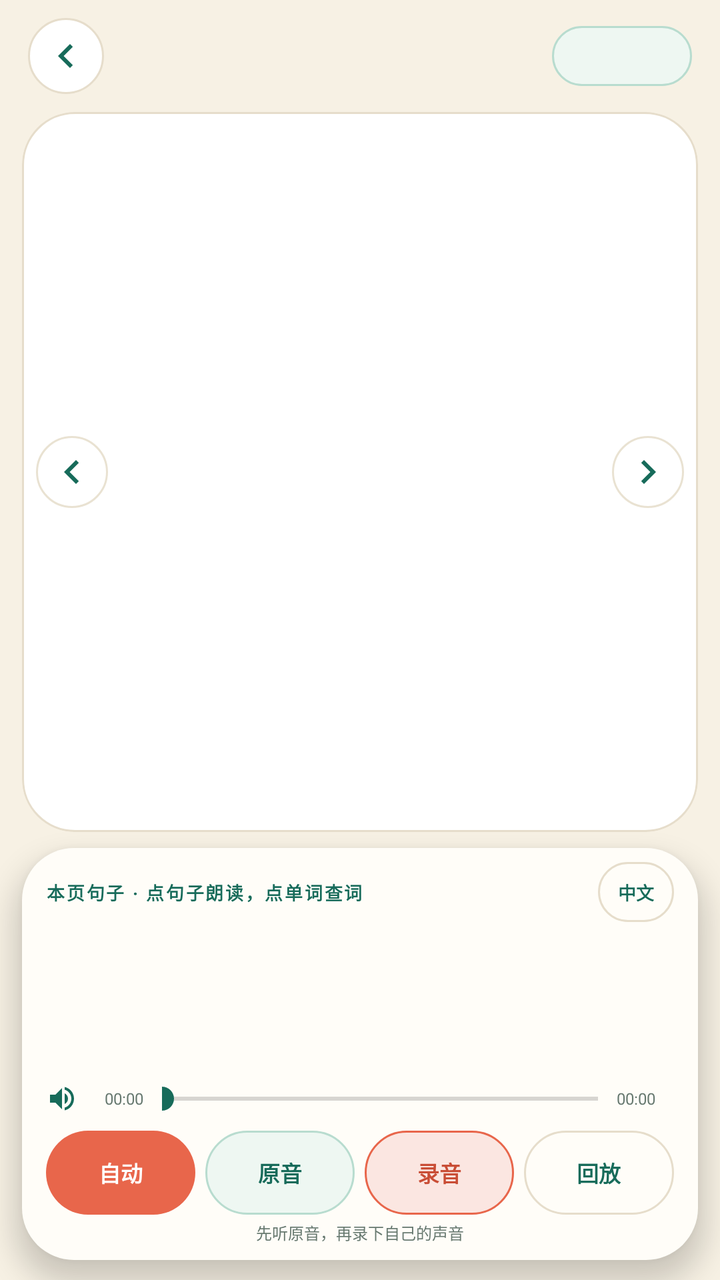
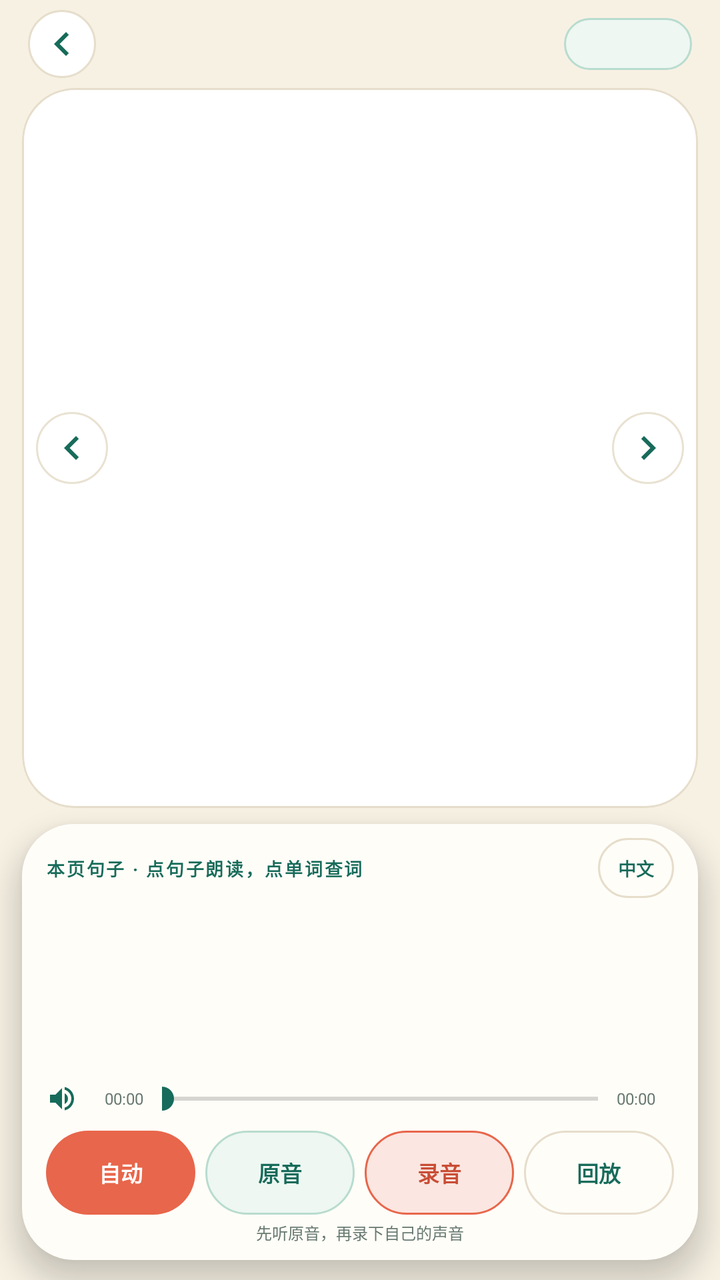

An Android layout rendered at two revisions. The XML below is the earlier revision; the diff shows what the commit changed to produce the second picture.
<!-- AndroidManifest.xml: activity theme ReaderTheme -->
<!-- res/layout/activity_oxford_reader.xml -->
<?xml version="1.0" encoding="utf-8"?>
<LinearLayout xmlns:android="http://schemas.android.com/apk/res/android"
    android:layout_width="match_parent"
    android:layout_height="match_parent"
    android:background="@color/cream"
    android:orientation="vertical">

    <LinearLayout
        android:layout_width="match_parent"
        android:layout_height="56dp"
        android:gravity="center_vertical"
        android:orientation="horizontal"
        android:paddingStart="14dp"
        android:paddingEnd="14dp">

        <ImageButton
            android:id="@+id/btnBack"
            android:layout_width="38dp"
            android:layout_height="38dp"
            android:background="@drawable/bg_round_icon_light"
            android:contentDescription="@string/back"
            android:padding="9dp"
            android:src="@drawable/ic_arrow_left"
            android:tint="@color/green_700" />

        <LinearLayout
            android:layout_width="0dp"
            android:layout_height="wrap_content"
            android:layout_marginStart="10dp"
            android:layout_weight="1"
            android:orientation="vertical">

            <TextView
                android:id="@+id/bookTitle"
                android:layout_width="match_parent"
                android:layout_height="wrap_content"
                android:ellipsize="end"
                android:maxLines="1"
                android:textColor="@color/ink"
                android:textSize="15sp"
                android:textStyle="bold" />

            <TextView
                android:id="@+id/bookMeta"
                android:layout_width="match_parent"
                android:layout_height="wrap_content"
                android:layout_marginTop="1dp"
                android:textColor="@color/muted"
                android:textSize="9sp" />
        </LinearLayout>

        <TextView
            android:id="@+id/pageCounter"
            android:layout_width="wrap_content"
            android:layout_height="30dp"
            android:background="@drawable/bg_counter"
            android:clickable="true"
            android:focusable="true"
            android:gravity="center"
            android:minWidth="70dp"
            android:paddingStart="10dp"
            android:paddingEnd="10dp"
            android:textColor="@color/green_700"
            android:textSize="10sp"
            android:textStyle="bold" />
    </LinearLayout>

    <FrameLayout
        android:id="@+id/imageCard"
        android:layout_width="match_parent"
        android:layout_height="360dp"
        android:layout_marginStart="11dp"
        android:layout_marginEnd="11dp"
        android:background="@drawable/bg_image_card"
        android:clipToOutline="true">

        <ImageView
            android:id="@+id/bookPage"
            android:layout_width="match_parent"
            android:layout_height="match_parent"
            android:contentDescription="@string/image_desc"
            android:padding="3dp"
            android:scaleType="fitCenter" />

        <ProgressBar
            android:id="@+id/pageLoading"
            android:layout_width="32dp"
            android:layout_height="32dp"
            android:layout_gravity="center"
            android:indeterminateTint="@color/green_600"
            android:visibility="gone" />

        <ImageButton
            android:id="@+id/btnPrev"
            android:layout_width="36dp"
            android:layout_height="36dp"
            android:layout_gravity="start|center_vertical"
            android:layout_marginStart="7dp"
            android:background="@drawable/bg_nav_circle"
            android:contentDescription="@string/prev_page"
            android:padding="7dp"
            android:src="@drawable/ic_arrow_left"
            android:tint="@color/green_700" />

        <ImageButton
            android:id="@+id/btnNext"
            android:layout_width="36dp"
            android:layout_height="36dp"
            android:layout_gravity="end|center_vertical"
            android:layout_marginEnd="7dp"
            android:background="@drawable/bg_nav_circle"
            android:contentDescription="@string/next_page"
            android:padding="7dp"
            android:src="@drawable/ic_arrow_right"
            android:tint="@color/green_700" />

        <TextView
            android:id="@+id/swipeHint"
            android:layout_width="wrap_content"
            android:layout_height="wrap_content"
            android:layout_gravity="bottom|center_horizontal"
            android:layout_marginBottom="7dp"
            android:background="@drawable/bg_chip_light"
            android:paddingStart="9dp"
            android:paddingTop="3dp"
            android:paddingEnd="9dp"
            android:paddingBottom="3dp"
            android:text="@string/swipe_hint"
            android:textColor="@color/white"
            android:textSize="8sp" />
    </FrameLayout>

    <LinearLayout
        android:id="@+id/bottomSheet"
        android:layout_width="match_parent"
        android:layout_height="0dp"
        android:layout_marginStart="11dp"
        android:layout_marginTop="8dp"
        android:layout_marginEnd="11dp"
        android:layout_marginBottom="10dp"
        android:layout_weight="1"
        android:background="@drawable/bg_sheet"
        android:elevation="8dp"
        android:orientation="vertical"
        android:paddingStart="12dp"
        android:paddingTop="7dp"
        android:paddingEnd="12dp"
        android:paddingBottom="8dp">

        <LinearLayout
            android:layout_width="match_parent"
            android:layout_height="wrap_content"
            android:gravity="center_vertical"
            android:orientation="horizontal">

            <TextView
                android:id="@+id/textPanelTitle"
                android:layout_width="0dp"
                android:layout_height="wrap_content"
                android:layout_weight="1"
                android:letterSpacing="0.1"
                android:text="@string/page_sentences"
                android:textColor="@color/green_700"
                android:textSize="9sp"
                android:textStyle="bold" />

            <TextView
                android:id="@+id/btnChinese"
                android:layout_width="wrap_content"
                android:layout_height="30dp"
                android:background="@drawable/bg_tertiary_button"
                android:clickable="true"
                android:focusable="true"
                android:gravity="center"
                android:paddingStart="10dp"
                android:paddingEnd="10dp"
                android:text="@string/show_chinese"
                android:textColor="@color/green_700"
                android:textSize="9sp"
                android:textStyle="bold" />
        </LinearLayout>

        <ScrollView
            android:id="@+id/sentenceScroll"
            android:layout_width="match_parent"
            android:layout_height="0dp"
            android:layout_marginTop="3dp"
            android:layout_weight="1"
            android:clipToPadding="false"
            android:overScrollMode="never"
            android:scrollbarStyle="outsideOverlay">

            <LinearLayout
                android:id="@+id/sentenceContainer"
                android:layout_width="match_parent"
                android:layout_height="wrap_content"
                android:orientation="vertical"
                android:paddingBottom="2dp" />
        </ScrollView>

        <LinearLayout
            android:id="@+id/audioRow"
            android:layout_width="match_parent"
            android:layout_height="28dp"
            android:gravity="center_vertical"
            android:orientation="horizontal">

            <ImageView
                android:layout_width="16dp"
                android:layout_height="16dp"
                android:contentDescription="@string/book_audio"
                android:src="@drawable/ic_speaker"
                android:tint="@color/green_700" />

            <TextView
                android:id="@+id/audioTime"
                android:layout_width="38dp"
                android:layout_height="wrap_content"
                android:layout_marginStart="4dp"
                android:gravity="center"
                android:text="00:00"
                android:textColor="@color/muted"
                android:textSize="8sp" />

            <SeekBar
                android:id="@+id/audioSeek"
                android:layout_width="0dp"
                android:layout_height="28dp"
                android:layout_weight="1"
                android:maxHeight="2dp"
                android:minHeight="2dp"
                android:paddingStart="0dp"
                android:paddingEnd="0dp"
                android:progressTint="@color/green_600"
                android:thumbTint="@color/green_700" />

            <TextView
                android:id="@+id/audioDuration"
                android:layout_width="38dp"
                android:layout_height="wrap_content"
                android:gravity="center"
                android:text="00:00"
                android:textColor="@color/muted"
                android:textSize="8sp" />
        </LinearLayout>

        <LinearLayout
            android:layout_width="match_parent"
            android:layout_height="42dp"
            android:layout_marginTop="2dp"
            android:baselineAligned="false"
            android:orientation="horizontal">

            <TextView
                android:id="@+id/btnAuto"
                android:layout_width="0dp"
                android:layout_height="match_parent"
                android:layout_weight="1"
                android:background="@drawable/bg_primary_button"
                android:clickable="true"
                android:focusable="true"
                android:gravity="center"
                android:maxLines="1"
                android:text="@string/auto_play"
                android:textColor="@color/white"
                android:textSize="11sp"
                android:textStyle="bold" />

            <TextView
                android:id="@+id/btnPlay"
                android:layout_width="0dp"
                android:layout_height="match_parent"
                android:layout_marginStart="5dp"
                android:layout_weight="1"
                android:background="@drawable/bg_secondary_button"
                android:clickable="true"
                android:focusable="true"
                android:gravity="center"
                android:maxLines="1"
                android:text="@string/original_audio"
                android:textColor="@color/green_700"
                android:textSize="11sp"
                android:textStyle="bold" />

            <TextView
                android:id="@+id/btnRecord"
                android:layout_width="0dp"
                android:layout_height="match_parent"
                android:layout_marginStart="5dp"
                android:layout_weight="1"
                android:background="@drawable/bg_record_pill"
                android:clickable="true"
                android:focusable="true"
                android:gravity="center"
                android:maxLines="1"
                android:text="@string/record"
                android:textColor="@color/coral_dark"
                android:textSize="11sp"
                android:textStyle="bold" />

            <TextView
                android:id="@+id/btnReplay"
                android:layout_width="0dp"
                android:layout_height="match_parent"
                android:layout_marginStart="5dp"
                android:layout_weight="1"
                android:background="@drawable/bg_tertiary_button"
                android:clickable="true"
                android:focusable="true"
                android:gravity="center"
                android:maxLines="1"
                android:text="@string/playback_record"
                android:textColor="@color/green_700"
                android:textSize="11sp"
                android:textStyle="bold" />
        </LinearLayout>

        <TextView
            android:id="@+id/recordHint"
            android:layout_width="match_parent"
            android:layout_height="wrap_content"
            android:layout_marginTop="3dp"
            android:gravity="center"
            android:text="@string/record_hint"
            android:textColor="@color/muted"
            android:textSize="8sp" />
    </LinearLayout>
</LinearLayout>
<!-- resources referenced by this layout -->
<resources>
  <color name="coral_dark">#C94D35</color>
  <color name="cream">#F7F1E4</color>
  <color name="green_600">#207C68</color>
  <color name="green_700">#176B5A</color>
  <color name="ink">#182722</color>
  <color name="muted">#66786F</color>
  <color name="white">#FFFFFF</color>
  <!-- drawable bg_chip_light (drawable) -->
  <?xml version="1.0" encoding="utf-8"?>
  <shape xmlns:android="http://schemas.android.com/apk/res/android"
      android:shape="rectangle">
      <corners android:radius="40dp" />
      <solid android:color="#2EFFFFFF" />
      <stroke android:width="1dp" android:color="#66FFFFFF" />
  </shape>
  <!-- drawable bg_counter (drawable) -->
  <?xml version="1.0" encoding="utf-8"?>
  <shape xmlns:android="http://schemas.android.com/apk/res/android"
      android:shape="rectangle">
      <corners android:radius="30dp" />
      <solid android:color="@color/green_50" />
      <stroke android:width="1dp" android:color="@color/green_200" />
  </shape>
  <!-- drawable bg_image_card (drawable) -->
  <?xml version="1.0" encoding="utf-8"?>
  <shape xmlns:android="http://schemas.android.com/apk/res/android"
      android:shape="rectangle">
      <corners android:radius="26dp" />
      <solid android:color="@color/white" />
      <stroke android:width="1dp" android:color="@color/line" />
  </shape>
  <!-- drawable bg_nav_circle (drawable) -->
  <?xml version="1.0" encoding="utf-8"?>
  <ripple xmlns:android="http://schemas.android.com/apk/res/android"
      android:color="#33176B5A">
      <item>
          <shape android:shape="oval">
              <solid android:color="#F2FFFFFF" />
              <stroke android:width="1dp" android:color="#D9E6DDCB" />
          </shape>
      </item>
  </ripple>
  <!-- drawable bg_primary_button (drawable) -->
  <?xml version="1.0" encoding="utf-8"?>
  <ripple xmlns:android="http://schemas.android.com/apk/res/android"
      android:color="#33FFFFFF">
      <item>
          <shape android:shape="rectangle">
              <corners android:radius="28dp" />
              <solid android:color="@color/coral" />
          </shape>
      </item>
  </ripple>
  <!-- drawable bg_round_icon_light (drawable) -->
  <?xml version="1.0" encoding="utf-8"?>
  <ripple xmlns:android="http://schemas.android.com/apk/res/android"
      android:color="#22176B5A">
      <item>
          <shape android:shape="oval">
              <solid android:color="@color/white" />
              <stroke android:width="1dp" android:color="@color/line" />
          </shape>
      </item>
  </ripple>
  <!-- drawable bg_sheet (drawable) -->
  <?xml version="1.0" encoding="utf-8"?>
  <shape xmlns:android="http://schemas.android.com/apk/res/android"
      android:shape="rectangle">
      <corners android:radius="26dp" />
      <solid android:color="@color/paper" />
  </shape>
  <string name="auto_play">自动</string>
  <string name="back">返回</string>
  <string name="book_audio">美音朗读</string>
  <string name="image_desc">故事插图</string>
  <string name="next_page">下一页</string>
  <string name="original_audio">原音</string>
  <string name="page_sentences">本页句子 · 点句子朗读，点单词查词</string>
  <string name="playback_record">回放</string>
  <string name="prev_page">上一页</string>
  <string name="record">录音</string>
  <string name="record_hint">先听原音，再录下自己的声音</string>
  <string name="show_chinese">中文</string>
  <string name="swipe_hint">左右滑动翻页</string>
  <style name="ReaderTheme" parent="AppTheme">
          <item name="android:windowBackground">@color/cream</item>
          <item name="android:statusBarColor">@color/cream</item>
          <item name="android:navigationBarColor">@color/cream</item>
      </style>
  <color name="green_50">#EEF7F2</color>
  <color name="green_200">#B8DCCF</color>
  <color name="line">#E6DDCB</color>
  <color name="coral">#E8664B</color>
  <color name="soft_red">#FBE6E1</color>
  <color name="paper">#FFFDF8</color>
  <!-- unchanged entries left out for length: 7 -->
</resources>

<!-- the commit's change to res/layout/activity_oxford_reader.xml (unified diff, before → after) -->
@@ -5,9 +5,10 @@
     android:background="@color/cream"
     android:orientation="vertical">
 
+    
     <LinearLayout
         android:layout_width="match_parent"
-        android:layout_height="56dp"
+        android:layout_height="44dp"
         android:gravity="center_vertical"
         android:orientation="horizontal"
         android:paddingStart="14dp"
@@ -15,49 +16,45 @@
 
         <ImageButton
             android:id="@+id/btnBack"
-            android:layout_width="38dp"
-            android:layout_height="38dp"
+            android:layout_width="34dp"
+            android:layout_height="34dp"
             android:background="@drawable/bg_round_icon_light"
             android:contentDescription="@string/back"
-            android:padding="9dp"
+            android:padding="8dp"
             android:src="@drawable/ic_arrow_left"
             android:tint="@color/green_700" />
 
-        <LinearLayout
+        <TextView
+            android:id="@+id/bookTitle"
             android:layout_width="0dp"
             android:layout_height="wrap_content"
             android:layout_marginStart="10dp"
             android:layout_weight="1"
-            android:orientation="vertical">
-
-            <TextView
-                android:id="@+id/bookTitle"
-                android:layout_width="match_parent"
-                android:layout_height="wrap_content"
-                android:ellipsize="end"
-                android:maxLines="1"
-                android:textColor="@color/ink"
-                android:textSize="15sp"
-                android:textStyle="bold" />
-
-            <TextView
-                android:id="@+id/bookMeta"
-                android:layout_width="match_parent"
-                android:layout_height="wrap_content"
-                android:layout_marginTop="1dp"
-                android:textColor="@color/muted"
-                android:textSize="9sp" />
-        </LinearLayout>
+            android:ellipsize="end"
+            android:maxLines="1"
+            android:textColor="@color/ink"
+            android:textSize="14sp"
+            android:textStyle="bold" />
+
+        <TextView
+            android:id="@+id/bookMeta"
+            android:layout_width="wrap_content"
+            android:layout_height="wrap_content"
+            android:layout_marginStart="8dp"
+            android:layout_marginEnd="8dp"
+            android:maxLines="1"
+            android:textColor="@color/muted"
+            android:textSize="10sp" />
 
         <TextView
             android:id="@+id/pageCounter"
             android:layout_width="wrap_content"
-            android:layout_height="30dp"
+            android:layout_height="26dp"
             android:background="@drawable/bg_counter"
             android:clickable="true"
             android:focusable="true"
             android:gravity="center"
-            android:minWidth="70dp"
+            android:minWidth="64dp"
             android:paddingStart="10dp"
             android:paddingEnd="10dp"
             android:textColor="@color/green_700"
